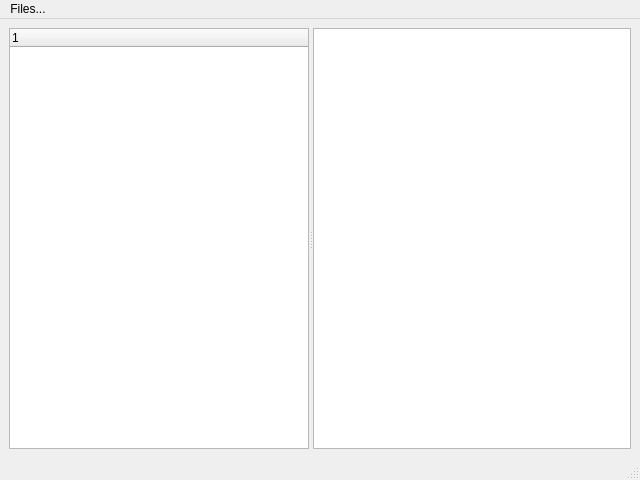
This is MainWindow.ui in alabamagan/DICOMTagViewer as Qt 5 draws it before an edit. The edited form follows.
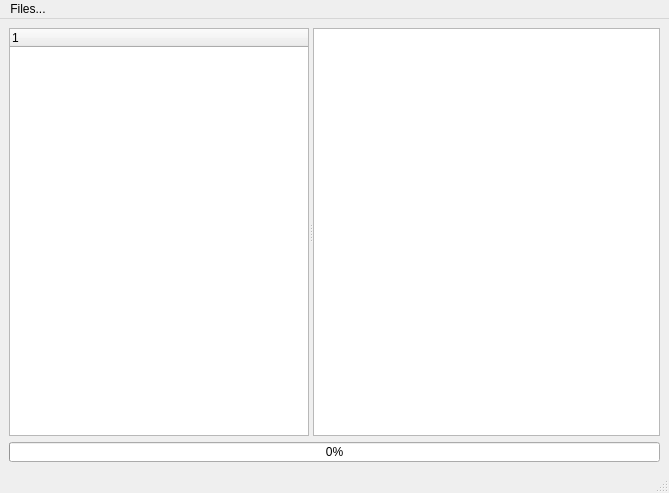
This is the edited form.

Commit message: Prepare slot for adding dictionary

The edit to the form file:
```diff
--- a/MainWindow.ui
+++ b/MainWindow.ui
@@ -6,16 +6,16 @@
    <rect>
     <x>0</x>
     <y>0</y>
-    <width>640</width>
-    <height>480</height>
+    <width>669</width>
+    <height>493</height>
    </rect>
   </property>
   <property name="windowTitle">
    <string>MainWindow</string>
   </property>
   <widget class="QWidget" name="centralwidget">
-   <layout class="QVBoxLayout" name="verticalLayout">
-    <item>
+   <layout class="QGridLayout" name="gridLayout">
+    <item row="0" column="0">
      <widget class="QSplitter" name="splitter">
       <property name="orientation">
        <enum>Qt::Horizontal</enum>
@@ -31,6 +31,24 @@
       <widget class="QTableView" name="tableViewDICOMTags"/>
      </widget>
     </item>
+    <item row="2" column="0">
+     <widget class="QSplitter" name="splitter_2">
+      <property name="orientation">
+       <enum>Qt::Horizontal</enum>
+      </property>
+      <widget class="QProgressBar" name="progressBar">
+       <property name="maximumSize">
+        <size>
+         <width>16777215</width>
+         <height>20</height>
+        </size>
+       </property>
+       <property name="value">
+        <number>0</number>
+       </property>
+      </widget>
+     </widget>
+    </item>
    </layout>
   </widget>
   <widget class="QMenuBar" name="menubar">
@@ -38,8 +56,8 @@
     <rect>
      <x>0</x>
      <y>0</y>
-     <width>640</width>
-     <height>15</height>
+     <width>669</width>
+     <height>21</height>
     </rect>
    </property>
    <widget class="QMenu" name="menuLoad_Directory">
```
Left out of the diff: 6 changed lines with no effect on the pictures. The commit also changes 2 other files.
